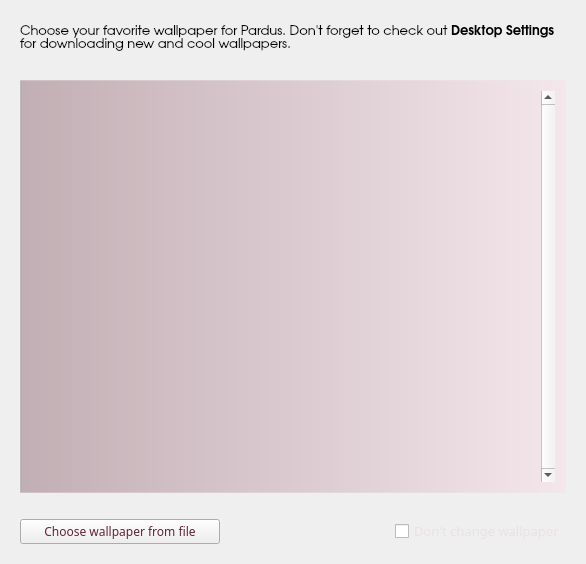
Above: kde/kaptan/src/gui/wallpaperWidget.ui from pars-linux/uludag before the change. Below: the same form after it.
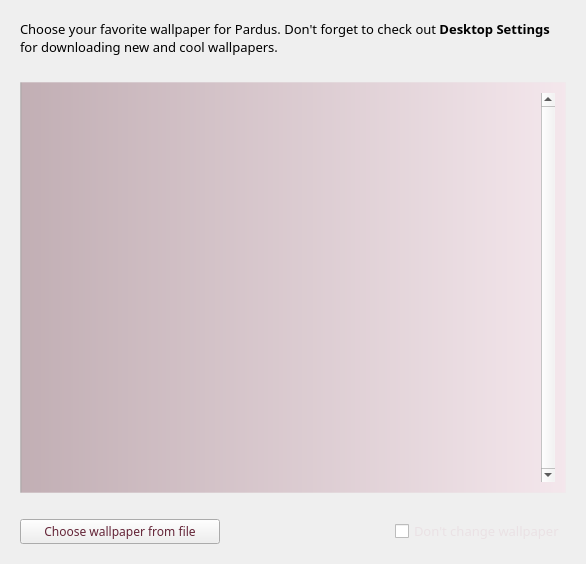
That is the form after the change.

The edit to the form file:
```diff
--- a/kde/kaptan/src/gui/wallpaperWidget.ui
+++ b/kde/kaptan/src/gui/wallpaperWidget.ui
@@ -75,7 +75,7 @@
        </property>
        <property name="gridSize">
         <size>
-         <width>120</width>
+         <width>140</width>
          <height>170</height>
         </size>
        </property>
@@ -207,7 +207,7 @@
      </property>
      <property name="font">
       <font>
-       <family>URW Gothic L</family>
+       <family>Sans Serif</family>
        <pointsize>10</pointsize>
       </font>
      </property>
```
Left out of the diff: 6 changed lines with no effect on the pictures.
